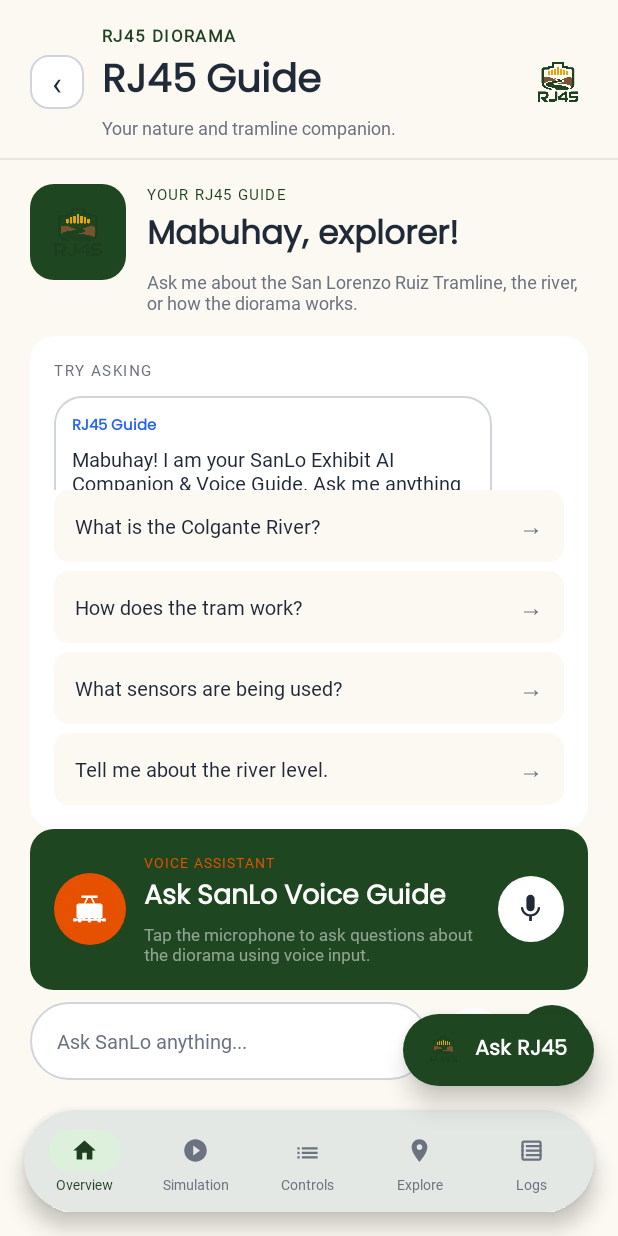
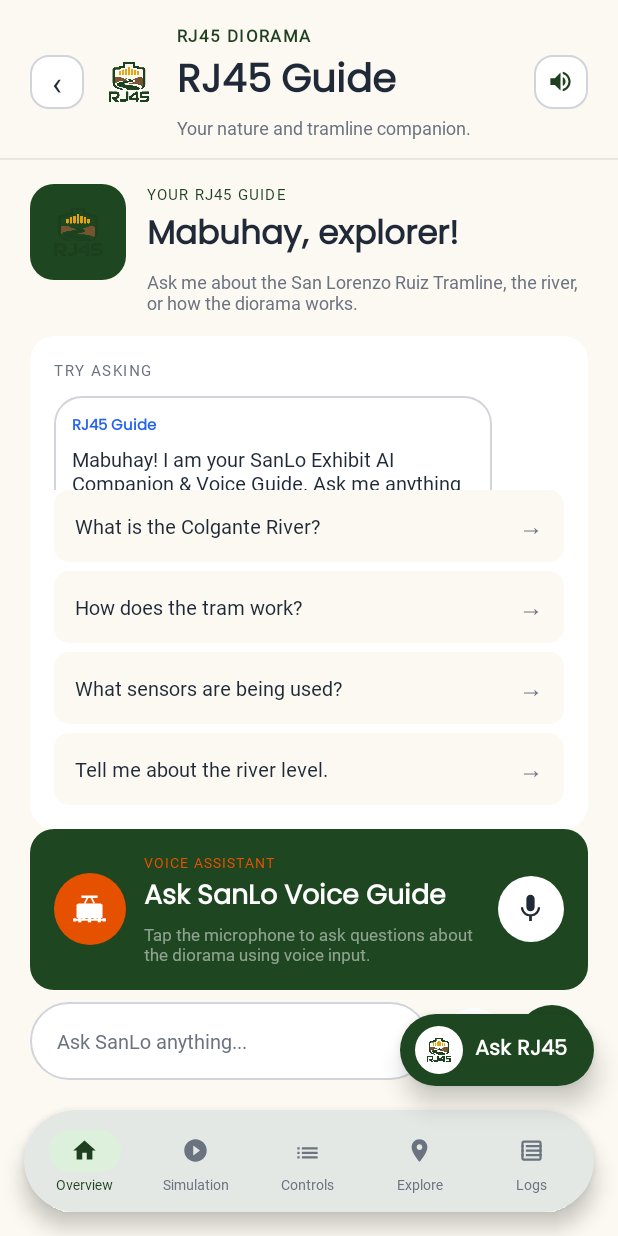
Before and after one commit to gyrucheia/RJ45_DIORAMA, an Android app: the fragment GeminiFragment placed in its activity, on a phone screen of 412 x 824 dp. Run offline under Robolectric (Android 15) with nearby library versions, the phone set to English and light mode, and no system bars; our stand-ins replace Firebase (no records; nobody signed in at launch, a user with empty details on screens opened directly).

Commit message:
feat(ui): ensure consistent logo placement across all fragments and add high-contrast badge to Ask RJ45 button

```diff
--- a/app/src/main/res/layout/activity_main.xml
+++ b/app/src/main/res/layout/activity_main.xml
@@ -234,17 +234,23 @@
         android:background="@drawable/bg_ask_sanlo_fab"
         android:orientation="horizontal"
         android:gravity="center_vertical"
-        android:paddingStart="14dp"
+        android:paddingStart="10dp"
         android:paddingEnd="18dp"
         android:elevation="10dp">
 
-        <ImageView
-            android:layout_width="26dp"
-            android:layout_height="26dp"
-            android:src="@drawable/rj45_logo"
-            android:scaleType="fitCenter"
-            android:layout_marginEnd="8dp"
-            android:contentDescription="RJ45 Logo" />
+        <FrameLayout
+            android:layout_width="32dp"
+            android:layout_height="32dp"
+            android:background="@drawable/bg_circle_white"
+            android:layout_marginEnd="8dp">
+            <ImageView
+                android:layout_width="24dp"
+                android:layout_height="24dp"
+                android:layout_gravity="center"
+                android:src="@drawable/rj45_logo"
+                android:scaleType="fitCenter"
+                android:contentDescription="RJ45 Logo" />
+        </FrameLayout>
 
         <TextView
             android:layout_width="wrap_content"
--- a/app/src/main/res/layout/fragment_dashboard.xml
+++ b/app/src/main/res/layout/fragment_dashboard.xml
@@ -21,8 +21,8 @@
         android:background="@color/card_bg">
 
         <ImageView
-            android:layout_width="44dp"
-            android:layout_height="44dp"
+            android:layout_width="40dp"
+            android:layout_height="40dp"
             android:src="@drawable/rj45_logo"
             android:scaleType="fitCenter"
             android:layout_marginEnd="12dp"
--- a/app/src/main/res/layout/fragment_gemini.xml
+++ b/app/src/main/res/layout/fragment_gemini.xml
@@ -28,7 +28,7 @@
             android:layout_width="36dp"
             android:layout_height="36dp"
             android:background="@drawable/bg_tram_return_btn"
-            android:layout_marginEnd="12dp">
+            android:layout_marginEnd="10dp">
             <TextView
                 android:layout_width="wrap_content"
                 android:layout_height="wrap_content"
@@ -37,6 +37,15 @@
                 android:textColor="@color/text_dark"
                 android:textSize="22sp" />
         </FrameLayout>
+
+        <!-- Consistent RJ45 Logo on Left -->
+        <ImageView
+            android:layout_width="40dp"
+            android:layout_height="40dp"
+            android:src="@drawable/rj45_logo"
+            android:scaleType="fitCenter"
+            android:layout_marginEnd="12dp"
+            android:contentDescription="RJ45 Logo" />
 
         <!-- Title + subtitle -->
         <LinearLayout
@@ -75,14 +84,20 @@
                 android:fontFamily="@font/inter_regular" />
         </LinearLayout>
 
-        <!-- RJ45 Avatar / TTS Voice Toggle -->
-        <ImageView
+        <!-- TTS Voice Narration Toggle Button -->
+        <FrameLayout
             android:id="@+id/btn_tts_toggle"
-            android:layout_width="40dp"
-            android:layout_height="40dp"
-            android:src="@drawable/rj45_logo"
-            android:scaleType="fitCenter"
-            android:contentDescription="RJ45 Guide Voice Toggle" />
+            android:layout_width="36dp"
+            android:layout_height="36dp"
+            android:background="@drawable/bg_tram_return_btn">
+            <ImageView
+                android:layout_width="18dp"
+                android:layout_height="18dp"
+                android:layout_gravity="center"
+                android:src="@drawable/ic_audio"
+                app:tint="@color/sap_green"
+                android:contentDescription="Voice Narration Toggle" />
+        </FrameLayout>
 
     </LinearLayout>
 
```
Also changed, not shown: app/src/main/res/layout/fragment_controls.xml (+8 -0 lines), app/src/main/res/layout/fragment_explore.xml (+27 -6 lines), app/src/main/res/layout/fragment_logs.xml (+20 -6 lines), app/src/main/res/layout/fragment_rgb_light.xml (+32 -9 lines), app/src/main/res/layout/fragment_simulation.xml (+8 -0 lines).
